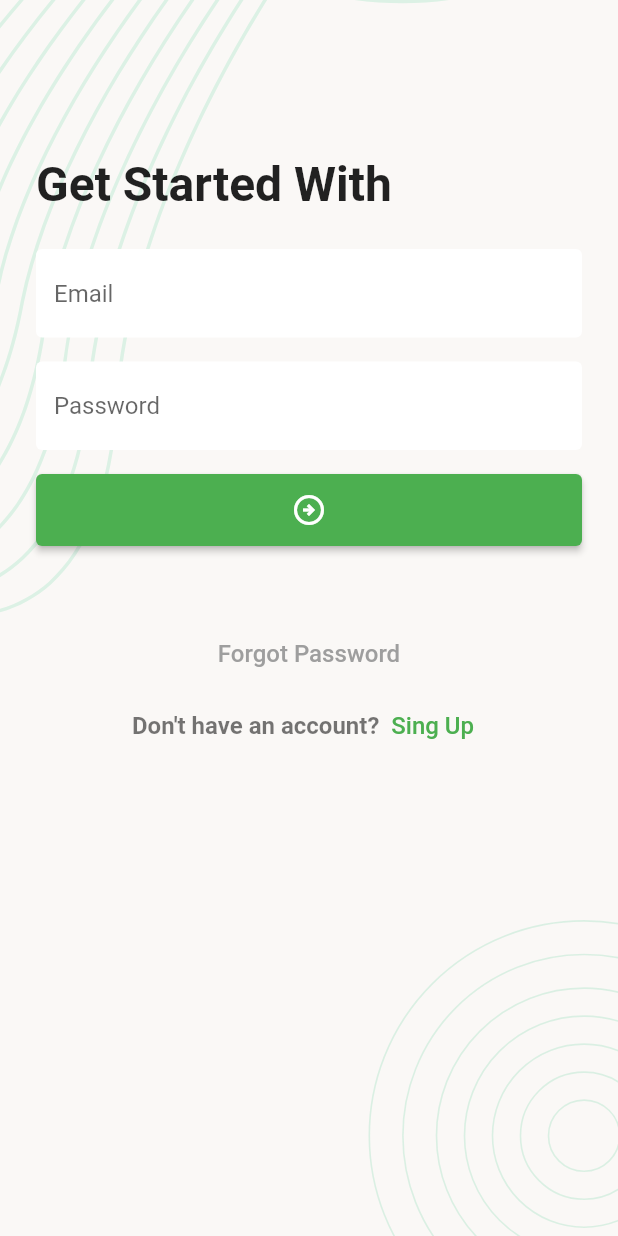
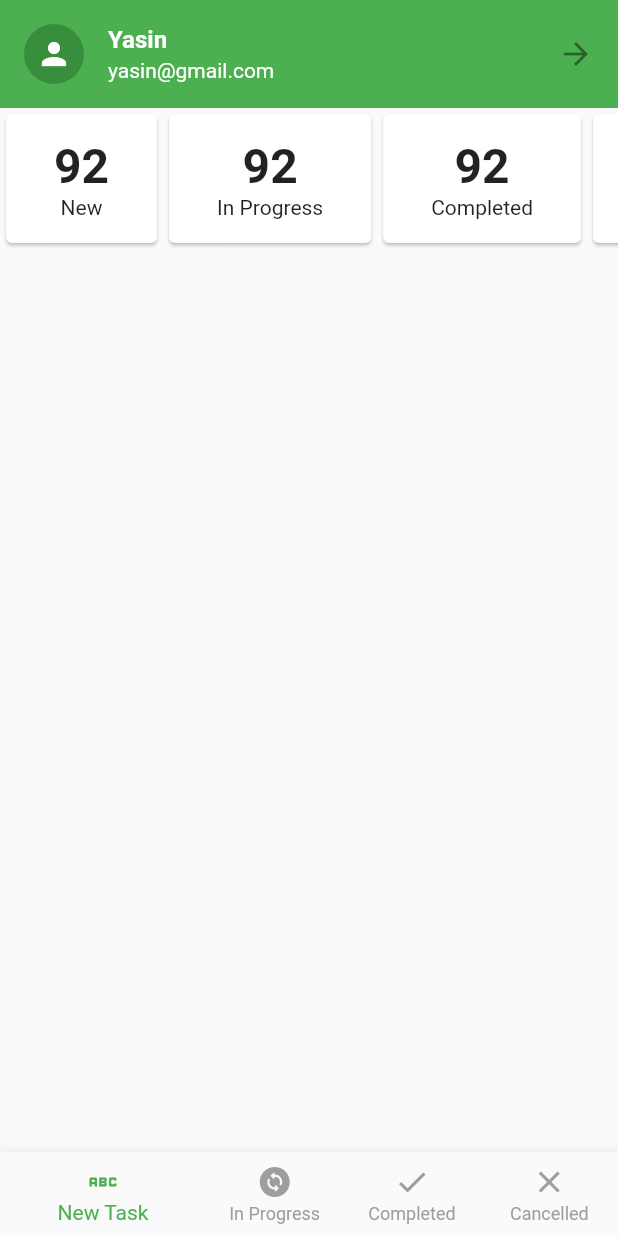
Before and after one commit to yasinpalash/ostad-module12-13-14, a Flutter app: the screen it shows after launch, after a tap on the "arrow circle right" icon, on a phone screen of 412 x 824 dp. Run offline on Flutter 3.47's test engine with Material 2 defaults, Android fonts, the phone set to English and light mode, and no system bars; our stand-ins replace flutter_svg, pin_code_fields.

Commit message:
3rd class

```diff
--- /dev/null
+++ b/lib/ui/screen/cancelted_tasks_screen.dart
@@ -0,0 +1,19 @@
+import 'package:flutter/material.dart';
+
+class CanceledTasksScreen extends StatefulWidget {
+  const CanceledTasksScreen({super.key});
+
+  @override
+  State<CanceledTasksScreen> createState() => _CanceltedTasksScreenState();
+}
+
+class _CanceltedTasksScreenState extends State<CanceledTasksScreen> {
+  @override
+  Widget build(BuildContext context) {
+    return Scaffold(
+      body: Center(
+        child: Text('New Task'),
+      ),
+    );
+  }
+}
--- /dev/null
+++ b/lib/ui/screen/completed_tasks_screen.dart
@@ -0,0 +1,19 @@
+import 'package:flutter/material.dart';
+
+class CompletedTasksScreen extends StatefulWidget {
+  const CompletedTasksScreen({super.key});
+
+  @override
+  State<CompletedTasksScreen> createState() => _CompletedTasksScreenState();
+}
+
+class _CompletedTasksScreenState extends State<CompletedTasksScreen> {
+  @override
+  Widget build(BuildContext context) {
+    return Scaffold(
+      body: Center(
+        child: Text('New Task'),
+      ),
+    );
+  }
+}
--- a/lib/ui/screen/login_screen.dart
+++ b/lib/ui/screen/login_screen.dart
@@ -3,6 +3,7 @@ import 'package:module12/ui/screen/sing_up_screen.dart';
 import 'package:module12/ui/widget/body_background.dart';
 
 import 'forgot_password_screen.dart';
+import 'main_bottom_nav_screen.dart';
 
 class LoginScreen extends StatefulWidget {
   const LoginScreen({super.key});
@@ -54,7 +55,12 @@ class _LoginScreenState extends State<LoginScreen> {
                 SizedBox(
                   width: double.infinity,
                   child: ElevatedButton(
-                    onPressed: () {},
+                    onPressed: () {
+                      Navigator.push(
+                          context,
+                          MaterialPageRoute(
+                              builder: (context) => MainBottomNavScreen()));
+                    },
                     child: Icon(Icons.arrow_circle_right_outlined),
                   ),
                 ),
--- /dev/null
+++ b/lib/ui/screen/main_bottom_nav_screen.dart
@@ -0,0 +1,46 @@
+import 'package:flutter/material.dart';
+import 'package:module12/ui/screen/cancelted_tasks_screen.dart';
+import 'package:module12/ui/screen/completed_tasks_screen.dart';
+import 'package:module12/ui/screen/new_tasks_screen.dart';
+import 'package:module12/ui/screen/progress_tasks_screen.dart';
+
+class MainBottomNavScreen extends StatefulWidget {
+  const MainBottomNavScreen({super.key});
+
+  @override
+  State<MainBottomNavScreen> createState() => _MainBottomNavScreenState();
+}
+
+class _MainBottomNavScreenState extends State<MainBottomNavScreen> {
+  int _SelectedIndex = 0;
+
+  final List<Widget> _screens = const [
+    NewTasksScreen(),
+    ProgressTasksScreen(),
+    CompletedTasksScreen(),
+    CanceledTasksScreen()
+  ];
+  @override
+  Widget build(BuildContext context) {
+    return Scaffold(
+      body: _screens[_SelectedIndex],
+      bottomNavigationBar: BottomNavigationBar(
+        currentIndex: _SelectedIndex,
+        onTap: (index) {
+          _SelectedIndex = index;
+          setState(() {});
+        },
+        showUnselectedLabels: true,
+        selectedItemColor: Colors.green,
+        unselectedItemColor: Colors.grey,
+        items: [
+          BottomNavigationBarItem(icon: Icon(Icons.abc), label: 'New Task'),
+          BottomNavigationBarItem(
+              icon: Icon(Icons.change_circle_rounded), label: 'In Progress'),
+          BottomNavigationBarItem(icon: Icon(Icons.done), label: 'Completed'),
+          BottomNavigationBarItem(icon: Icon(Icons.close), label: 'Cancelled'),
+        ],
+      ),
+    );
+  }
+}
--- /dev/null
+++ b/lib/ui/screen/new_tasks_screen.dart
@@ -0,0 +1,48 @@
+import 'package:flutter/material.dart';
+
+import '../widget/profile_summary_card.dart';
+import '../widget/summary_card.dart';
+
+class NewTasksScreen extends StatefulWidget {
+  const NewTasksScreen({super.key});
+
+  @override
+  State<NewTasksScreen> createState() => _NewTasksScreenState();
+}
+
+class _NewTasksScreenState extends State<NewTasksScreen> {
+  @override
+  Widget build(BuildContext context) {
+    return SafeArea(
+      child: Scaffold(
+          body: Column(
+        children: [
+          ProfileSummaryCard(),
+          SingleChildScrollView(
+            scrollDirection: Axis.horizontal,
+            child: Row(
+              children: [
+                SummaryCard(
+                  count: '92',
+                  title: 'New',
+                ),
+                SummaryCard(
+                  count: '92',
+                  title: 'In Progress',
+                ),
+                SummaryCard(
+                  count: '92',
+                  title: 'Completed',
+                ),
+                SummaryCard(
+                  count: '92',
+                  title: 'Cancelled',
+                ),
+              ],
+            ),
+          )
+        ],
+      )),
+    );
+  }
+}
--- /dev/null
+++ b/lib/ui/screen/progress_tasks_screen.dart
@@ -0,0 +1,19 @@
+import 'package:flutter/material.dart';
+
+class ProgressTasksScreen extends StatefulWidget {
+  const ProgressTasksScreen({super.key});
+
+  @override
+  State<ProgressTasksScreen> createState() => _ProgressTasksScreenState();
+}
+
+class _ProgressTasksScreenState extends State<ProgressTasksScreen> {
+  @override
+  Widget build(BuildContext context) {
+    return Scaffold(
+      body: Center(
+        child: Text('New Task'),
+      ),
+    );
+  }
+}
--- /dev/null
+++ b/lib/ui/widget/profile_summary_card.dart
@@ -0,0 +1,27 @@
+import 'package:flutter/material.dart';
+
+class ProfileSummaryCard extends StatelessWidget {
+  const ProfileSummaryCard({
+    super.key,
+  });
+
+  @override
+  Widget build(BuildContext context) {
+    return const ListTile(
+      leading: CircleAvatar(
+        child: Icon(Icons.person),
+      ),
+      title: Text(
+        'Yasin',
+        style:
+        TextStyle(fontWeight: FontWeight.w700, color: Colors.white),
+      ),
+      subtitle: Text(
+        'yasin@gmail.com',
+        style: TextStyle(color: Colors.white),
+      ),
+      trailing: Icon(Icons.arrow_forward),
+      tileColor: Colors.green,
+    );
+  }
+}
--- /dev/null
+++ b/lib/ui/widget/summary_card.dart
@@ -0,0 +1,21 @@
+import 'package:flutter/material.dart';
+
+class SummaryCard extends StatelessWidget {
+  const SummaryCard({
+    super.key, required this.count, required this.title,
+  });
+  final String count,title;
+
+  @override
+  Widget build(BuildContext context) {
+    return Card(
+      child: Padding(
+        padding: const EdgeInsets.symmetric(vertical: 16,horizontal: 32),
+        child: Column(children: [
+          Text('${count}',style: Theme.of(context).textTheme.titleLarge,),
+          Text(title)
+        ],),
+      ),
+    );
+  }
+}
```
Also changed, not shown: pubspec.lock.
